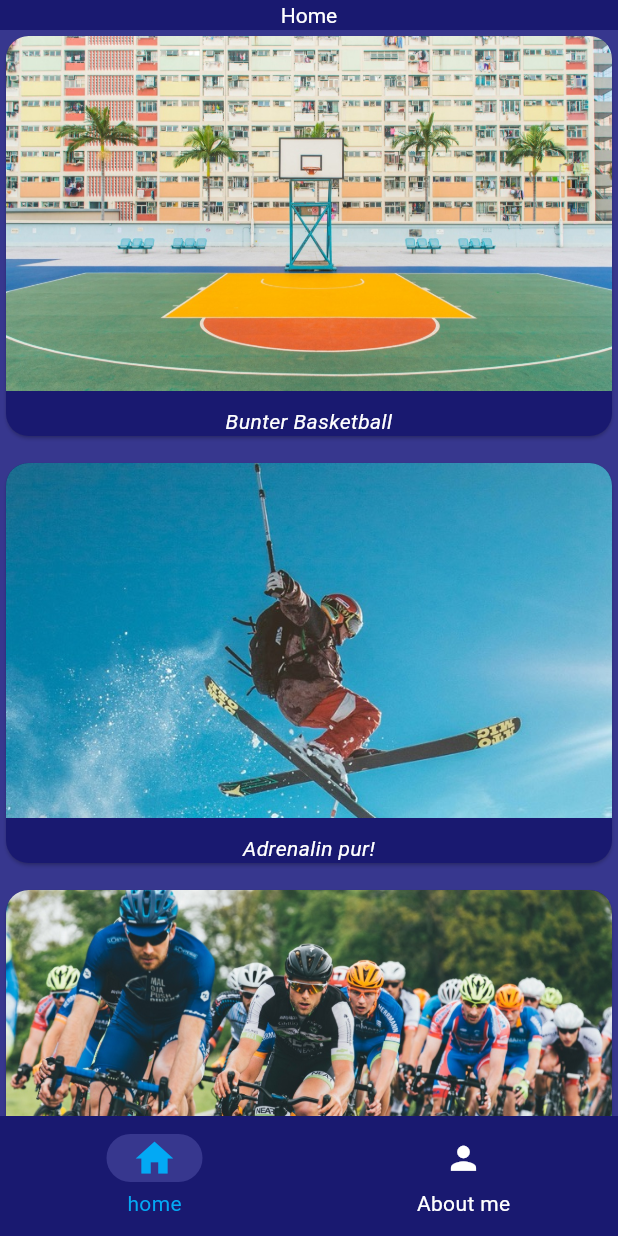
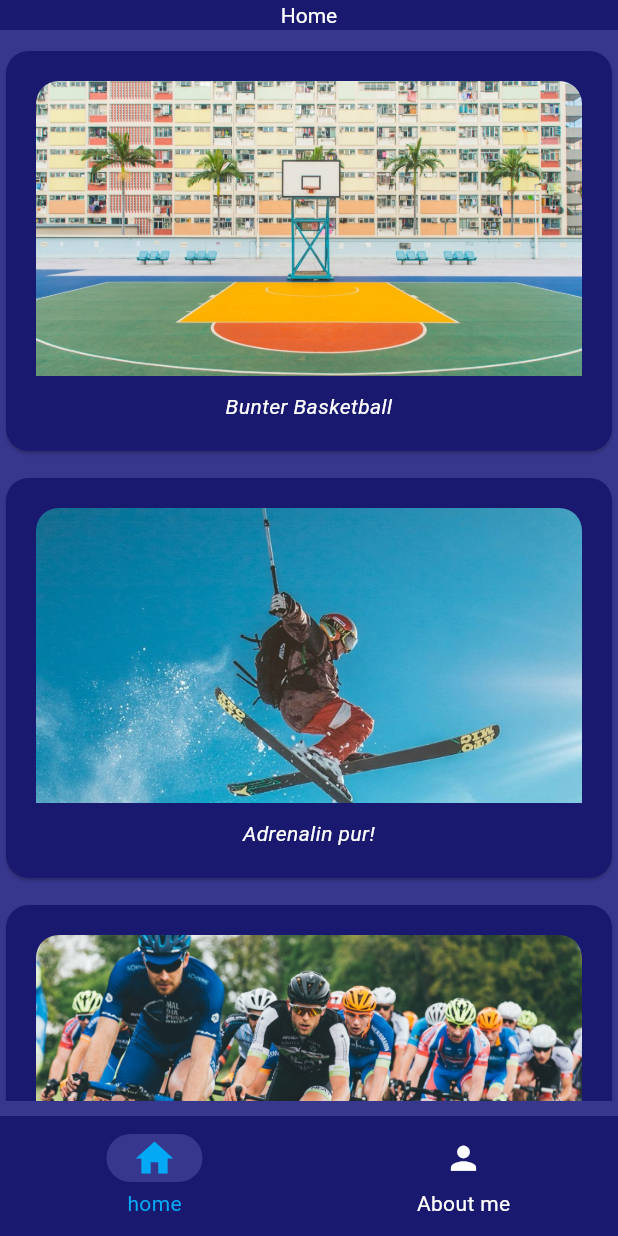
Before and after one commit to goldenshoes001/bildergalerie, a Flutter app: the screen it shows after launch, on a phone screen of 412 x 824 dp. Run offline on Flutter 3.47's test engine with Material 3 defaults, Android fonts, the light colour scheme and no system bars; Roboto replaces fonts that are missing (Arial, arial).

Commit message:
sized Box hinzugefügt

```diff
--- a/lib/class/galleryitem.dart
+++ b/lib/class/galleryitem.dart
@@ -16,7 +16,9 @@ class GalleryItem extends StatelessWidget {
 
   @override
   Widget build(BuildContext context) {
-    return Column(
+    return Padding(
+      padding: const EdgeInsets.all(20.0),
+      child: Column(
         crossAxisAlignment: CrossAxisAlignment.center,
         children: [
           Expanded(
@@ -41,6 +43,7 @@ class GalleryItem extends StatelessWidget {
             fontStyle: FontStyle.italic,
           ),
         ],
+      ),
     );
   }
 }
--- a/lib/class/home.dart
+++ b/lib/class/home.dart
@@ -9,7 +9,11 @@ class Home extends StatelessWidget {
 
   @override
   Widget build(BuildContext context) {
-    return GridView.builder(
+    return Column(
+      children: [
+        SizedBox(height: 10),
+        Expanded(
+          child: GridView.builder(
             gridDelegate: SliverGridDelegateWithFixedCrossAxisCount(
               crossAxisCount: 1,
               childAspectRatio: 1.5,
@@ -34,6 +38,7 @@ class Home extends StatelessWidget {
                     ),
                   );
                 },
+
                 child: Card(
                   shape: RoundedRectangleBorder(
                     borderRadius: BorderRadius.circular(15),
@@ -48,6 +53,10 @@ class Home extends StatelessWidget {
                 ),
               );
             },
+          ),
+        ),
+        SizedBox(height: 10),
+      ],
     );
   }
 }
```
Lines whose indentation alone changed are shown as unchanged.
